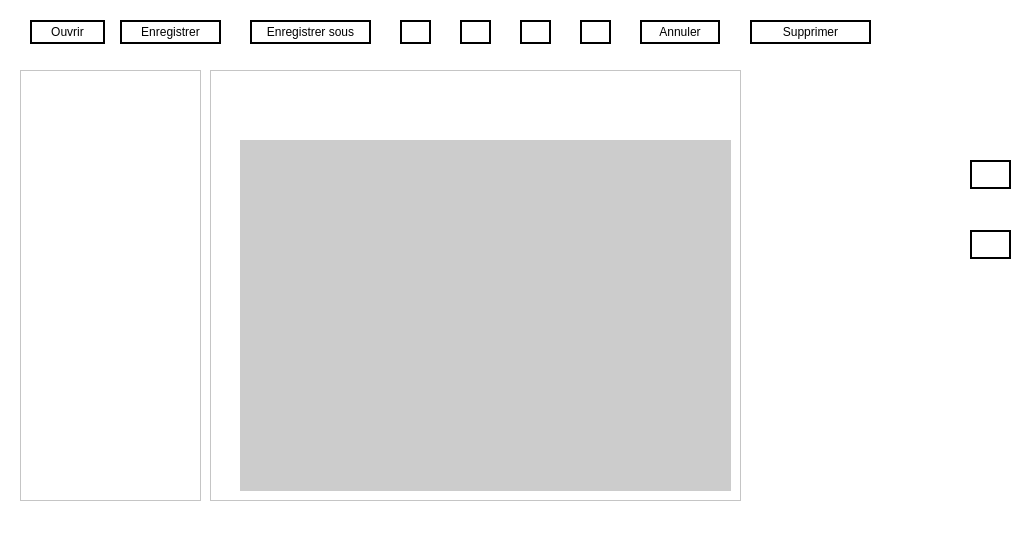
Before: the Qt Designer form imagedit.ui in NesrineGhannay/ImagEdit, drawn with Qt 5.
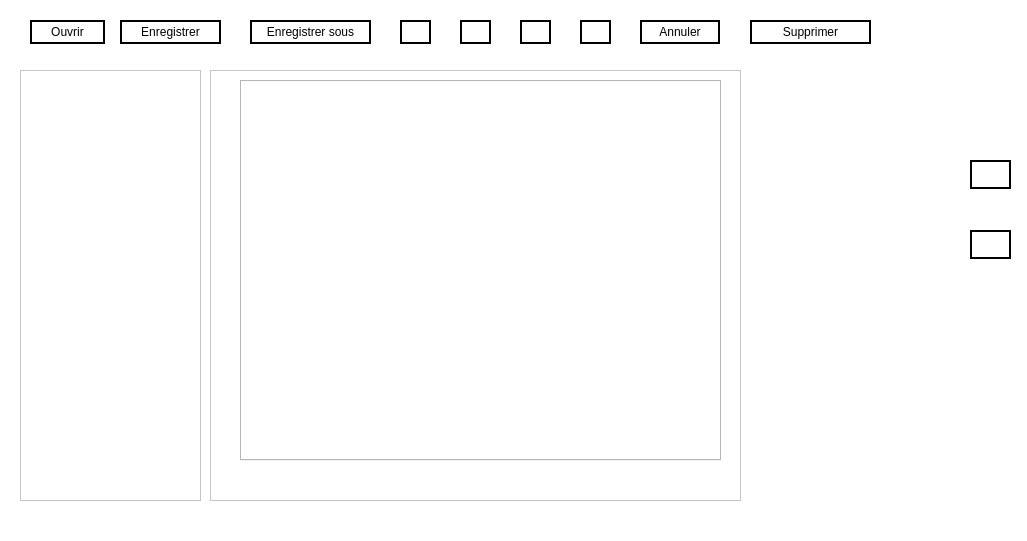
After: the same form once the commit is applied. Icons and pictures are not drawn. Custom widgets are drawn as their Qt base class.

Patch:
```diff
--- a/imagedit.ui
+++ b/imagedit.ui
@@ -288,51 +288,21 @@
       <normaloff>:/icone_rogner.png</normaloff>:/icone_rogner.png</iconset>
     </property>
    </widget>
-   <widget class="QWidget" name="widget" native="true">
+   <widget class="QTabWidget" name="tabWidget">
     <property name="geometry">
      <rect>
       <x>240</x>
-      <y>140</y>
-      <width>491</width>
-      <height>351</height>
+      <y>80</y>
+      <width>481</width>
+      <height>381</height>
      </rect>
     </property>
-    <property name="styleSheet">
-     <string notr="true">background-color:#CCCCCC;</string>
+    <property name="currentIndex">
+     <number>0</number>
     </property>
-    <widget class="Cropping" name="cropping">
-     <property name="geometry">
-      <rect>
-       <x>50</x>
-       <y>40</y>
-       <width>381</width>
-       <height>271</height>
-      </rect>
-     </property>
-     <property name="text">
-      <string/>
-     </property>
-    </widget>
-    <widget class="QListWidget" name="library_2">
-     <property name="geometry">
-      <rect>
-       <x>760</x>
-       <y>70</y>
-       <width>181</width>
-       <height>431</height>
-      </rect>
-     </property>
-    </widget>
    </widget>
   </widget>
  </widget>
- <customwidgets>
-  <customwidget>
-   <class>Cropping</class>
-   <extends>QLabel</extends>
-   <header>cropping.h</header>
-  </customwidget>
- </customwidgets>
  <resources>
   <include location="Ressources.qrc"/>
  </resources>
```
